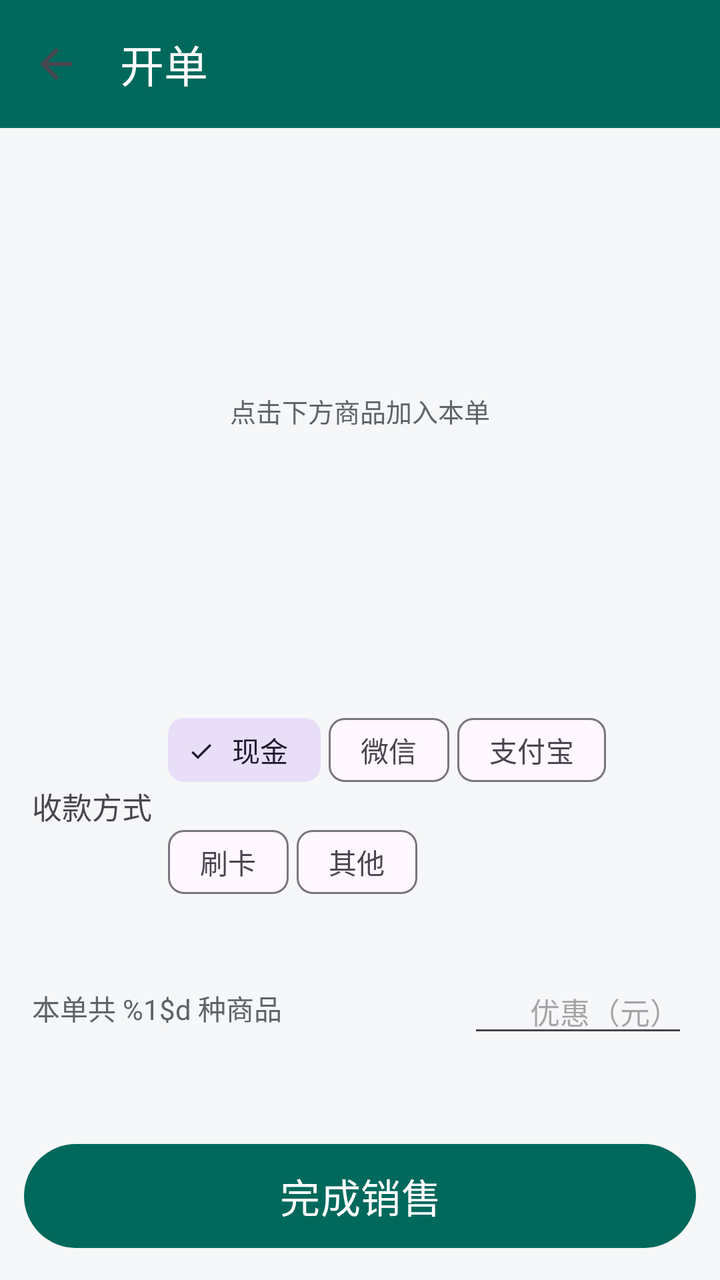
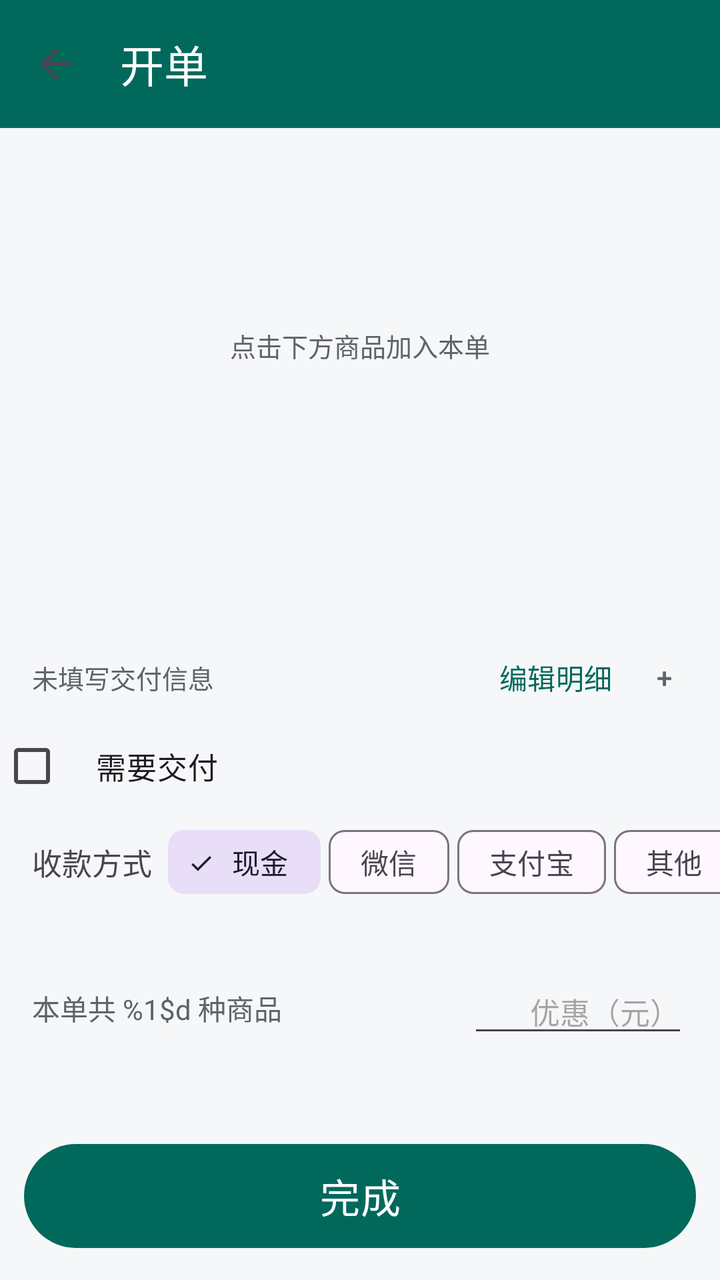

Screens rendered from an Android XML layout before and after an edit, with the pre-edit source and the edit as a unified diff.
<!-- AndroidManifest.xml: application theme Theme.Accounting -->
<!-- res/layout/activity_sale_edit.xml -->
<?xml version="1.0" encoding="utf-8"?>
<LinearLayout xmlns:android="http://schemas.android.com/apk/res/android"
    xmlns:app="http://schemas.android.com/apk/res-auto"
    android:layout_width="match_parent"
    android:layout_height="match_parent"
    android:orientation="vertical">

    <com.google.android.material.appbar.MaterialToolbar
        android:id="@+id/toolbar"
        android:layout_width="match_parent"
        android:layout_height="?attr/actionBarSize"
        android:background="@color/brand_primary"
        app:title="@string/sale_edit_title"
        app:titleTextColor="#FFFFFF"
        app:navigationIcon="?attr/homeAsUpIndicator" />

    
    <androidx.recyclerview.widget.RecyclerView
        android:id="@+id/product_grid"
        android:layout_width="match_parent"
        android:layout_height="0dp"
        android:layout_weight="1"
        android:clipToPadding="false"
        android:padding="8dp" />

    
    <TextView
        android:id="@+id/cart_empty_hint"
        android:layout_width="match_parent"
        android:layout_height="wrap_content"
        android:gravity="center"
        android:padding="6dp"
        android:text="@string/cart_empty"
        android:textColor="@color/text_secondary"
        android:textSize="13sp" />

    <androidx.recyclerview.widget.RecyclerView
        android:id="@+id/cart_list"
        android:layout_width="match_parent"
        android:layout_height="130dp"
        android:clipToPadding="false" />

    <LinearLayout
        android:layout_width="match_parent"
        android:layout_height="wrap_content"
        android:orientation="horizontal"
        android:paddingStart="16dp"
        android:paddingEnd="16dp"
        android:gravity="center_vertical">

        <TextView
            android:layout_width="wrap_content"
            android:layout_height="wrap_content"
            android:text="@string/pay_method_label"
            android:textSize="15sp" />

        <com.google.android.material.chip.ChipGroup
            android:id="@+id/chip_group_pay"
            android:layout_width="0dp"
            android:layout_height="wrap_content"
            android:layout_weight="1"
            android:layout_marginStart="8dp"
            app:chipSpacingHorizontal="4dp"
            app:selectionRequired="true"
            app:singleSelection="true">

            <com.google.android.material.chip.Chip
                android:id="@+id/chip_cash"
                style="@style/Widget.Material3.Chip.Filter"
                android:layout_width="wrap_content"
                android:layout_height="wrap_content"
                android:checked="true"
                android:text="@string/pay_cash" />

            <com.google.android.material.chip.Chip
                android:id="@+id/chip_wechat"
                style="@style/Widget.Material3.Chip.Filter"
                android:layout_width="wrap_content"
                android:layout_height="wrap_content"
                android:text="@string/pay_wechat" />

            <com.google.android.material.chip.Chip
                android:id="@+id/chip_alipay"
                style="@style/Widget.Material3.Chip.Filter"
                android:layout_width="wrap_content"
                android:layout_height="wrap_content"
                android:text="@string/pay_alipay" />

            <com.google.android.material.chip.Chip
                android:id="@+id/chip_card"
                style="@style/Widget.Material3.Chip.Filter"
                android:layout_width="wrap_content"
                android:layout_height="wrap_content"
                android:text="@string/pay_card" />

            <com.google.android.material.chip.Chip
                android:id="@+id/chip_other"
                style="@style/Widget.Material3.Chip.Filter"
                android:layout_width="wrap_content"
                android:layout_height="wrap_content"
                android:text="@string/pay_other" />
        </com.google.android.material.chip.ChipGroup>
    </LinearLayout>

    
    <TextView
        android:id="@+id/text_record_time"
        android:layout_width="match_parent"
        android:layout_height="wrap_content"
        android:background="?attr/selectableItemBackground"
        android:paddingStart="16dp"
        android:paddingEnd="16dp"
        android:paddingTop="6dp"
        android:paddingBottom="6dp"
        android:textColor="@color/text_secondary"
        android:textSize="13sp" />

    <LinearLayout
        android:layout_width="match_parent"
        android:layout_height="wrap_content"
        android:orientation="horizontal"
        android:paddingStart="16dp"
        android:paddingEnd="16dp"
        android:gravity="center_vertical">

        <TextView
            android:id="@+id/text_cart_count"
            android:layout_width="0dp"
            android:layout_height="wrap_content"
            android:layout_weight="1"
            android:text="@string/cart_count_fmt"
            android:textColor="@color/text_secondary"
            android:textSize="14sp" />

        <EditText
            android:id="@+id/input_discount"
            android:layout_width="110dp"
            android:layout_height="wrap_content"
            android:hint="@string/discount_hint"
            android:inputType="numberDecimal"
            android:maxLines="1"
            android:gravity="end"
            android:textSize="15sp" />
    </LinearLayout>

    <TextView
        android:id="@+id/text_total"
        android:layout_width="match_parent"
        android:layout_height="wrap_content"
        android:gravity="end"
        android:paddingStart="16dp"
        android:paddingEnd="16dp"
        android:textColor="@color/brand_primary"
        android:textSize="24sp"
        android:textStyle="bold" />

    <com.google.android.material.button.MaterialButton
        android:id="@+id/btn_complete"
        android:layout_width="match_parent"
        android:layout_height="60dp"
        android:layout_margin="12dp"
        android:text="@string/complete_sale"
        android:textSize="20sp" />

</LinearLayout>
<!-- resources referenced by this layout -->
<resources>
  <color name="brand_primary">#00695C</color>
  <color name="text_secondary">#5F6368</color>
  <string name="cart_count_fmt">本单共 %1$d 种商品</string>
  <string name="cart_empty">点击下方商品加入本单</string>
  <string name="complete_sale">完成销售</string>
  <string name="discount_hint">优惠（元）</string>
  <string name="pay_alipay">支付宝</string>
  <string name="pay_card">刷卡</string>
  <string name="pay_cash">现金</string>
  <string name="pay_method_label">收款方式</string>
  <string name="pay_other">其他</string>
  <string name="pay_wechat">微信</string>
  <string name="sale_edit_title">开单</string>
  <style name="Theme.Accounting" parent="Theme.Material3.DayNight.NoActionBar">
          <item name="colorPrimary">@color/brand_primary</item>
          <item name="colorOnPrimary">#FFFFFF</item>
          <item name="colorPrimaryContainer">@color/brand_primary_light</item>
          <item name="android:colorBackground">@color/bg_page</item>
          <item name="android:statusBarColor">@color/brand_primary_dark</item>
      </style>
  <color name="brand_primary_light">#B2DFDB</color>
  <color name="bg_page">#F6F7F8</color>
  <color name="brand_primary_dark">#004D40</color>
</resources>

<!-- the commit's change to res/layout/activity_sale_edit.xml (unified diff, before → after) -->
@@ -1,5 +1,6 @@
 <?xml version="1.0" encoding="utf-8"?>
-<LinearLayout xmlns:android="http://schemas.android.com/apk/res/android"
+<LinearLayout
+    android:fitsSystemWindows="true" xmlns:android="http://schemas.android.com/apk/res/android"
     xmlns:app="http://schemas.android.com/apk/res-auto"
     android:layout_width="match_parent"
     android:layout_height="match_parent"
@@ -15,6 +16,25 @@
         app:navigationIcon="?attr/homeAsUpIndicator" />
 
     
+    <HorizontalScrollView
+        android:id="@+id/category_filter_scroll"
+        android:layout_width="match_parent"
+        android:layout_height="wrap_content"
+        android:scrollbars="none">
+
+        <com.google.android.material.chip.ChipGroup
+            android:id="@+id/chip_group_category"
+            android:layout_width="wrap_content"
+            android:layout_height="wrap_content"
+            android:paddingStart="12dp"
+            android:paddingEnd="12dp"
+            app:chipSpacingHorizontal="6dp"
+            app:selectionRequired="true"
+            app:singleLine="true"
+            app:singleSelection="true" />
+    </HorizontalScrollView>
+
+    
     <androidx.recyclerview.widget.RecyclerView
         android:id="@+id/product_grid"
         android:layout_width="match_parent"
@@ -44,9 +64,80 @@
         android:layout_width="match_parent"
         android:layout_height="wrap_content"
         android:orientation="horizontal"
-        android:paddingStart="16dp"
-        android:paddingEnd="16dp"
-        android:gravity="center_vertical">
+        android:gravity="center_vertical"
+        android:paddingStart="16dp"
+        android:paddingEnd="8dp">
+
+        <TextView
+            android:id="@+id/text_delivery_summary"
+            android:layout_width="0dp"
+            android:layout_height="wrap_content"
+            android:layout_weight="1"
+            android:maxLines="1"
+            android:ellipsize="end"
+            android:text="@string/delivery_summary_empty"
+            android:textColor="@color/text_secondary"
+            android:textSize="13sp" />
+
+        <com.google.android.material.button.MaterialButton
+            android:id="@+id/btn_edit_delivery"
+            style="@style/Widget.Material3.Button.TextButton"
+            android:layout_width="wrap_content"
+            android:layout_height="wrap_content"
+            android:minHeight="32dp"
+            android:minWidth="0dp"
+            android:paddingStart="6dp"
+            android:paddingEnd="6dp"
+            android:text="@string/edit_delivery" />
+
+        <com.google.android.material.button.MaterialButton
+            android:id="@+id/btn_quick_product"
+            style="@style/Widget.Material3.Button.TextButton"
+            android:layout_width="40dp"
+            android:layout_height="40dp"
+            android:minHeight="0dp"
+            android:minWidth="0dp"
+            android:padding="0dp"
+            android:text="+"
+            android:textColor="@color/text_secondary"
+            android:contentDescription="@string/quick_product" />
+    </LinearLayout>
+
+    <LinearLayout
+        android:id="@+id/address_fields"
+        android:layout_width="match_parent"
+        android:layout_height="0dp"
+        android:visibility="gone"
+        android:orientation="vertical" />
+
+    <LinearLayout
+        android:id="@+id/phone_fields"
+        android:layout_width="match_parent"
+        android:layout_height="0dp"
+        android:visibility="gone"
+        android:orientation="vertical" />
+
+    <CheckBox
+         android:id="@+id/cb_delivery"
+        android:layout_width="match_parent"
+        android:layout_height="wrap_content"
+        android:paddingStart="16dp"
+        android:paddingEnd="16dp"
+        android:text="@string/delivery_requested"
+        android:textSize="15sp" />
+
+    <HorizontalScrollView
+        android:layout_width="match_parent"
+        android:layout_height="wrap_content"
+        android:scrollbars="none">
+
+        <LinearLayout
+            android:layout_width="wrap_content"
+            android:layout_height="wrap_content"
+            android:orientation="horizontal"
+            android:gravity="center_vertical"
+            android:paddingStart="16dp"
+            android:paddingEnd="16dp">
 
         <TextView
             android:layout_width="wrap_content"
@@ -56,9 +147,8 @@
 
         <com.google.android.material.chip.ChipGroup
             android:id="@+id/chip_group_pay"
-            android:layout_width="0dp"
-            android:layout_height="wrap_content"
-            android:layout_weight="1"
+            android:layout_width="wrap_content"
+            android:layout_height="wrap_content"
             android:layout_marginStart="8dp"
             app:chipSpacingHorizontal="4dp"
             app:selectionRequired="true"
@@ -87,20 +177,14 @@
                 android:text="@string/pay_alipay" />
 
             <com.google.android.material.chip.Chip
-                android:id="@+id/chip_card"
-                style="@style/Widget.Material3.Chip.Filter"
-                android:layout_width="wrap_content"
-                android:layout_height="wrap_content"
-                android:text="@string/pay_card" />
-
-            <com.google.android.material.chip.Chip
                 android:id="@+id/chip_other"
                 style="@style/Widget.Material3.Chip.Filter"
                 android:layout_width="wrap_content"
                 android:layout_height="wrap_content"
                 android:text="@string/pay_other" />
         </com.google.android.material.chip.ChipGroup>
-    </LinearLayout>
+        </LinearLayout>
+    </HorizontalScrollView>
 
     
     <TextView
<!-- resource entries referenced after the edit -->
@@ -4,14 +4,17 @@
   <color name="text_secondary">#5F6368</color>
   <string name="cart_count_fmt">本单共 %1$d 种商品</string>
   <string name="cart_empty">点击下方商品加入本单</string>
-  <string name="complete_sale">完成销售</string>
+  <string name="complete_sale">完成</string>
+  <string name="delivery_requested">需要交付</string>
+  <string name="delivery_summary_empty">未填写交付信息</string>
   <string name="discount_hint">优惠（元）</string>
+  <string name="edit_delivery">编辑明细</string>
   <string name="pay_alipay">支付宝</string>
-  <string name="pay_card">刷卡</string>
   <string name="pay_cash">现金</string>
   <string name="pay_method_label">收款方式</string>
   <string name="pay_other">其他</string>
   <string name="pay_wechat">微信</string>
+  <string name="quick_product">临时创建商品并开单</string>
   <string name="sale_edit_title">开单</string>
   <style name="Theme.Accounting" parent="Theme.Material3.DayNight.NoActionBar">
           <item name="colorPrimary">@color/brand_primary</item>
